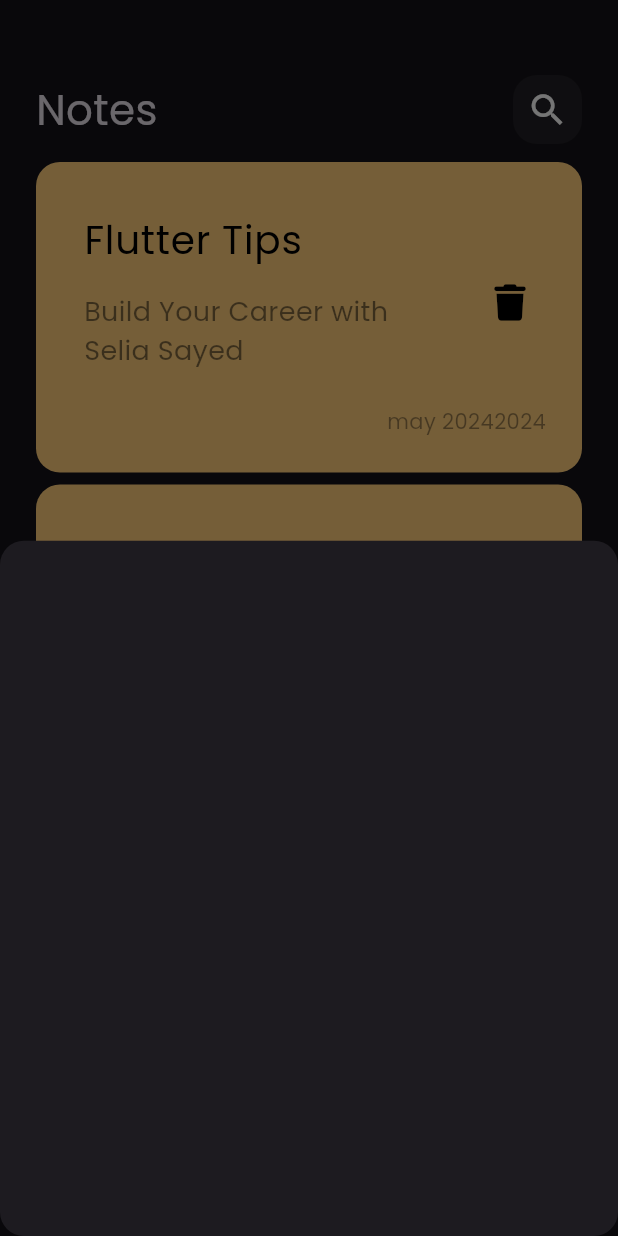
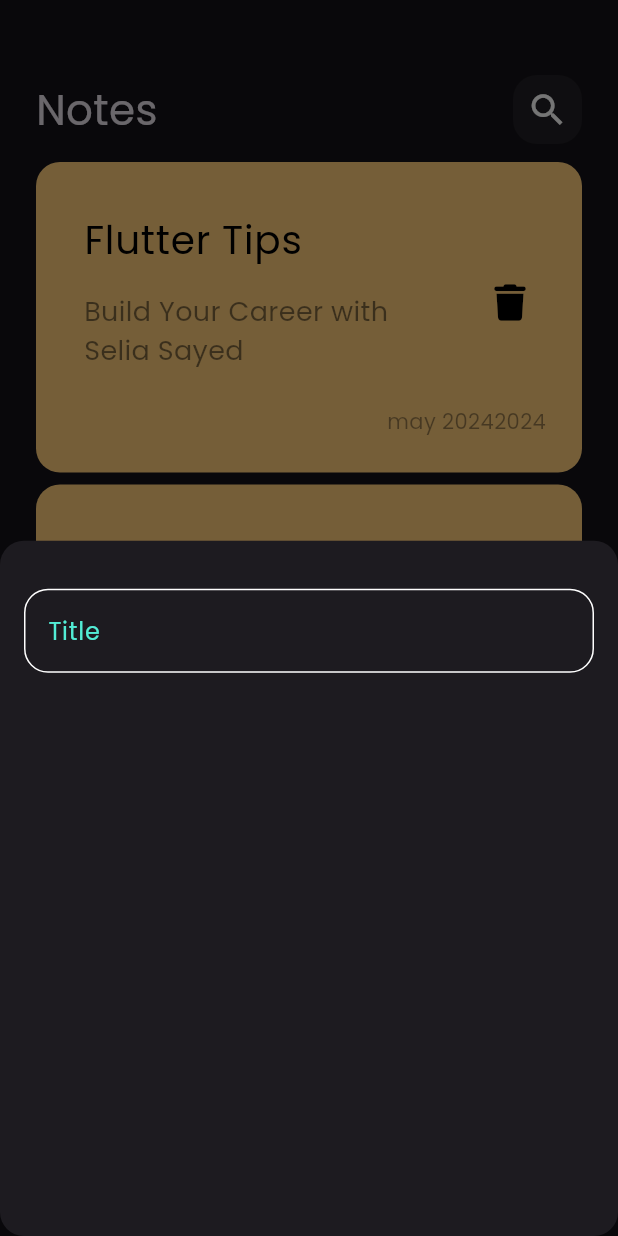
Before and after one commit to engsayed74/notes_app, a Flutter app: the screen it shows after launch, after a tap on the "add" icon, on a phone screen of 412 x 824 dp. Run offline on Flutter 3.47's test engine with Material 3 defaults, Android fonts, the phone set to English and light mode, and no system bars; our stand-ins replace font_awesome_flutter.

```diff
--- /dev/null
+++ b/lib/constants.dart
@@ -0,0 +1,3 @@
+import 'package:flutter/material.dart';
+
+const kPrimaryColor =const Color(0xff52ecd5);
--- a/lib/views/widgets/add_note_bottom_sheet.dart
+++ b/lib/views/widgets/add_note_bottom_sheet.dart
@@ -1,10 +1,21 @@
 import 'package:flutter/material.dart';
+import 'package:notes_app/views/widgets/cusom_text_field.dart';
 
 class AddNoteBottomSheet extends StatelessWidget {
   const AddNoteBottomSheet({super.key});
 
   @override
   Widget build(BuildContext context) {
-    return  Container();
+    return  Padding(
+      padding: const EdgeInsets.symmetric(horizontal: 16),
+      child: Column(
+        children: [
+          SizedBox(
+            height: 32,
+          ),
+          CustomTextField()
+        ],
+      ),
+    );
   }
 }
--- /dev/null
+++ b/lib/views/widgets/cusom_text_field.dart
@@ -0,0 +1,29 @@
+import 'package:flutter/material.dart';
+import 'package:notes_app/constants.dart';
+
+class CustomTextField extends StatelessWidget {
+  const CustomTextField({super.key});
+
+  @override
+  Widget build(BuildContext context) {
+    return  TextField(
+      cursorColor: kPrimaryColor,
+      decoration: InputDecoration(
+        hintText: 'Title',
+        hintStyle: TextStyle(color: kPrimaryColor),
+        border: buildBorder(),
+        enabledBorder: buildBorder(),
+        focusedBorder: buildBorder(kPrimaryColor),
+
+      ),
+    );
+  }
+
+  OutlineInputBorder buildBorder([color]) {
+    return OutlineInputBorder(
+        borderRadius: BorderRadius.circular(16),
+        borderSide: BorderSide(color:color ?? Colors.white),
+
+      );
+  }
+}
```
